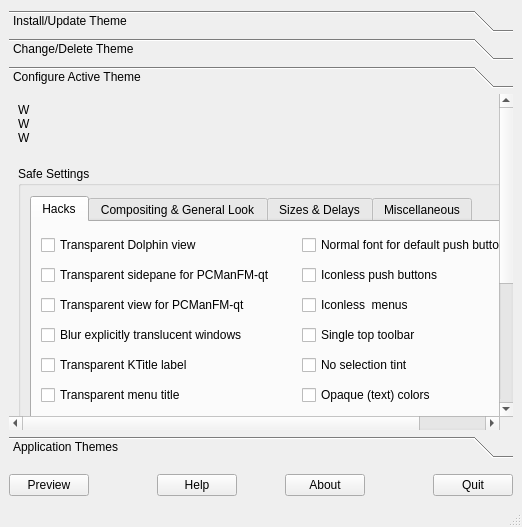
Old version of the form Kvantum/kvantummanager/kvantummanager.ui in the repository tsujan/Kvantum.
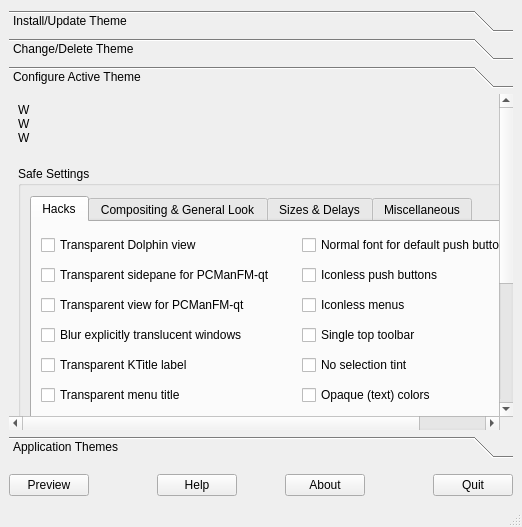
New version of the form. The open tabs and pages were chosen to show the change. Custom widgets are drawn as their Qt base class.

Diff of the .ui file:
```diff
--- a/Kvantum/kvantummanager/kvantummanager.ui
+++ b/Kvantum/kvantummanager/kvantummanager.ui
@@ -490,7 +490,7 @@
 Miscellaneous → Respect current DE if possible</string>
                  </property>
                  <property name="text">
-                  <string>Iconless  menus</string>
+                  <string>Iconless menus</string>
                  </property>
                 </widget>
                </item>
```
